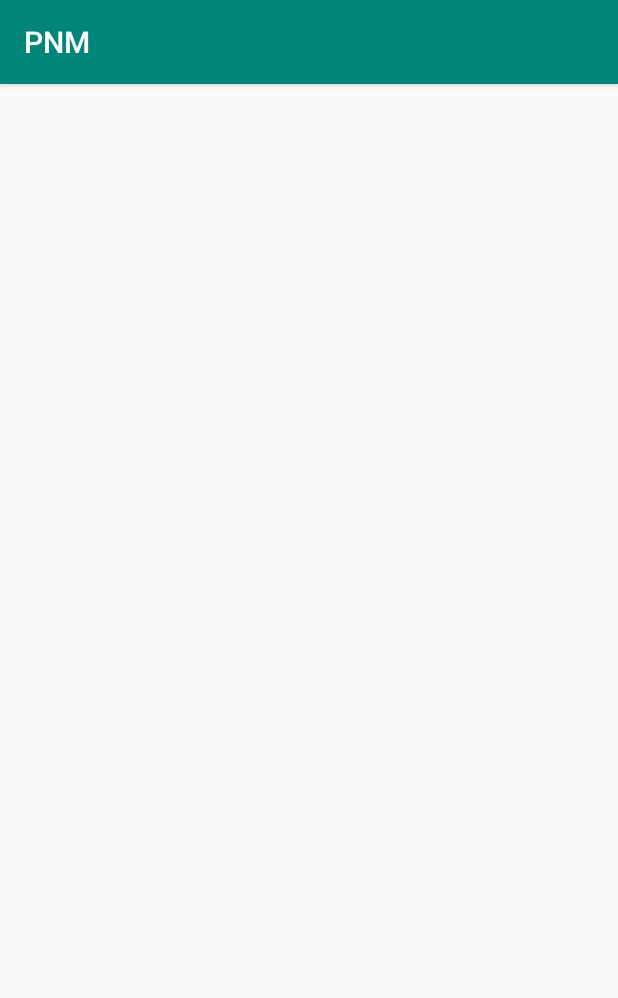
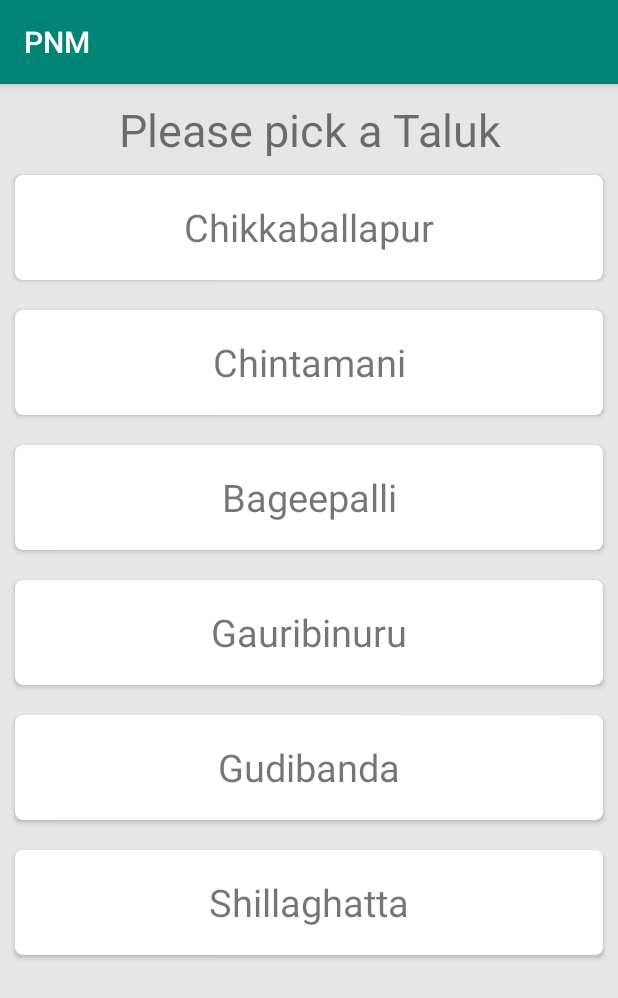
Before and after one commit to johnkaramchand/PNM, an Android app: the ReportActivity screen opened directly, with no data from a screen before it, on a phone screen of 412 x 824 dp. Shown: the top 998 px of the screen. Run offline under Robolectric (Android 15) with nearby library versions, the phone set to English and light mode, and no system bars.

Commit message:
idk what i am updating !!!

```diff
--- a/app/build.gradle
+++ b/app/build.gradle
@@ -1,4 +1,5 @@
 apply plugin: 'com.android.application'
+apply plugin: 'com.google.gms.google-services'
 
 android {
     compileSdkVersion 28
--- a/app/src/main/AndroidManifest.xml
+++ b/app/src/main/AndroidManifest.xml
@@ -9,6 +9,10 @@
         android:roundIcon="@mipmap/ic_launcher_round"
         android:supportsRtl="true"
         android:theme="@style/AppTheme">
+
+        <meta-data
+            android:name="com.google.android.geo.API_KEY"
+            android:value="@string/google_maps_key" />
         <activity
             android:name=".BottomNavigationActivity"
             android:label="@string/app_name">
--- a/app/src/main/res/layout/activity_report.xml
+++ b/app/src/main/res/layout/activity_report.xml
@@ -1,9 +1,173 @@
 <?xml version="1.0" encoding="utf-8"?>
-<androidx.constraintlayout.widget.ConstraintLayout xmlns:android="http://schemas.android.com/apk/res/android"
+<LinearLayout xmlns:android="http://schemas.android.com/apk/res/android"
     xmlns:app="http://schemas.android.com/apk/res-auto"
     xmlns:tools="http://schemas.android.com/tools"
     android:layout_width="match_parent"
     android:layout_height="match_parent"
-    tools:context=".ReportActivity">
+    tools:context=".ReportActivity"
+    android:orientation="vertical"
+    android:background="#e6e6e6">
+<TextView
+    android:layout_marginTop="10dp"
+    android:layout_width="match_parent"
+    android:layout_height="wrap_content"
+    android:text="Please pick a Taluk"
+    android:textSize="30dp"
+    android:textAlignment="center"/>
 
-</androidx.constraintlayout.widget.ConstraintLayout>
+    <androidx.cardview.widget.CardView
+        android:layout_margin="10dp"
+        app:cardCornerRadius="5dp"
+        android:layout_width="match_parent"
+        android:layout_height="70dp">
+        <LinearLayout
+            android:layout_width="match_parent"
+            android:layout_height="match_parent">
+
+            <!--Add cardview contents-->
+            <TextView
+
+                android:layout_gravity="center"
+                android:textSize="25dp"
+                android:textAlignment="center"
+                android:layout_width="match_parent"
+                android:layout_height="wrap_content"
+                android:text="@string/taluk_chikkaballapur"/>
+
+
+
+        </LinearLayout>
+
+    </androidx.cardview.widget.CardView>
+
+    <androidx.cardview.widget.CardView
+        android:layout_margin="10dp"
+        app:cardCornerRadius="5dp"
+        android:layout_width="match_parent"
+        android:layout_height="70dp">
+        <LinearLayout
+            android:layout_width="match_parent"
+            android:layout_height="match_parent">
+
+            <!--Add cardview contents-->
+            <TextView
+
+                android:layout_gravity="center"
+                android:textSize="25dp"
+                android:textAlignment="center"
+                android:layout_width="match_parent"
+                android:layout_height="wrap_content"
+                android:text="@string/taluk_chintamani"/>
+
+
+
+        </LinearLayout>
+
+    </androidx.cardview.widget.CardView>
+
+
+    <androidx.cardview.widget.CardView
+        android:layout_margin="10dp"
+        app:cardCornerRadius="5dp"
+        android:layout_width="match_parent"
+        android:layout_height="70dp">
+        <LinearLayout
+            android:layout_width="match_parent"
+            android:layout_height="match_parent">
+
+            <!--Add cardview contents-->
+            <TextView
+
+                android:layout_gravity="center"
+                android:textSize="25dp"
+                android:textAlignment="center"
+                android:layout_width="match_parent"
+                android:layout_height="wrap_content"
+                android:text="@string/taluk_bageepalli"/>
+
+
+
+        </LinearLayout>
+
+    </androidx.cardview.widget.CardView>
+
+    <androidx.cardview.widget.CardView
+        android:layout_margin="10dp"
+        app:cardCornerRadius="5dp"
+        android:layout_width="match_parent"
+        android:layout_height="70dp">
+        <LinearLayout
+            android:layout_width="match_parent"
+            android:layout_height="match_parent">
+
+            <!--Add cardview contents-->
+            <TextView
+
+                android:layout_gravity="center"
+                android:textSize="25dp"
+                android:textAlignment="center"
+                android:layout_width="match_parent"
+                android:layout_height="wrap_content"
+                android:text="@string/taluk_gauribinuru"/>
+
+
+
+        </LinearLayout>
+
+    </androidx.cardview.widget.CardView>
+
+    <androidx.cardview.widget.CardView
+        android:layout_margin="10dp"
+        app:cardCornerRadius="5dp"
+        android:layout_width="match_parent"
+        android:layout_height="70dp">
+        <LinearLayout
+            android:layout_width="match_parent"
+            android:layout_height="match_parent">
+
+            <!--Add cardview contents-->
+            <TextView
+
+                android:layout_gravity="center"
+                android:textSize="25dp"
+                android:textAlignment="center"
+                android:layout_width="match_parent"
+                android:layout_height="wrap_content"
+                android:text="@string/taluk_gudibanda"/>
+
+
+
+        </LinearLayout>
+
+    </androidx.cardview.widget.CardView>
+    <androidx.cardview.widget.CardView
+        android:layout_margin="10dp"
+        app:cardCornerRadius="5dp"
+        android:layout_width="match_parent"
+        android:layout_height="70dp">
+        <LinearLayout
+            android:layout_width="match_parent"
+            android:layout_height="match_parent">
+
+            <!--Add cardview contents-->
+            <TextView
+
+                android:layout_gravity="center"
+                android:textSize="25dp"
+                android:textAlignment="center"
+                android:layout_width="match_parent"
+                android:layout_height="wrap_content"
+                android:text="@string/taluk_shillaghatta"/>
+
+
+
+        </LinearLayout>
+
+    </androidx.cardview.widget.CardView>
+
+
+
+
+
+
+</LinearLayout>
--- a/app/src/main/res/values/strings.xml
+++ b/app/src/main/res/values/strings.xml
@@ -4,4 +4,14 @@
     <string name="title_report">Report</string>
     <string name="title_profile">Settings</string>
     <string name="title_contact">Notifications</string>
+
+    <string name="taluk_bageepalli">Bageepalli</string>
+    <string name="taluk_gudibanda">Gudibanda</string>
+    <string name="taluk_gauribinuru">Gauribinuru</string>
+    <string name="taluk_chikkaballapur">Chikkaballapur</string>
+    <string name="taluk_shillaghatta">Shillaghatta</string>
+    <string name="taluk_chintamani">Chintamani</string>
+
+
+    <string name="google_maps_key"></string>
 </resources>
--- a/build.gradle
+++ b/build.gradle
@@ -8,7 +8,7 @@ buildscript {
     }
     dependencies {
         classpath 'com.android.tools.build:gradle:3.3.0-alpha03'
-
+        classpath 'com.google.gms:google-services:4.0.1'
 
         // NOTE: Do not place your application dependencies here; they belong
         // in the individual module build.gradle files
```
Also changed, not shown: app/src/main/java/in/atria/gov/demo/User/User.java (added, +32 -0 lines), app/src/main/java/in/atria/gov/demo/User/UserLocalStore.java (added, +54 -0 lines), app/src/main/res/drawable/gra.xml (added, +14 -0 lines), app/src/main/java/in/atria/gov/demo/Fragments/SettingsFragment.java (line endings or trailing spaces).
